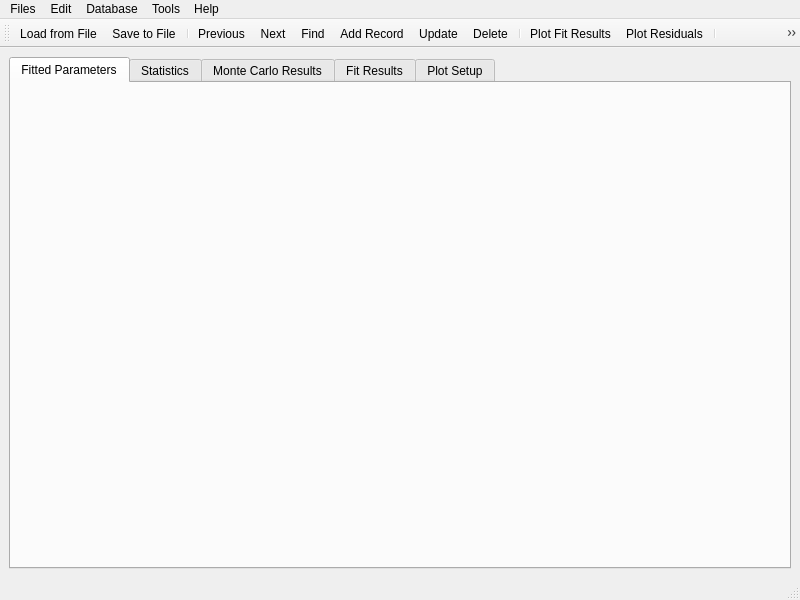
This is gfshell2/dialogs/FitResultsWindow.ui in gemshub/gemsfits as Qt 5 draws it before an edit. The edited form follows.
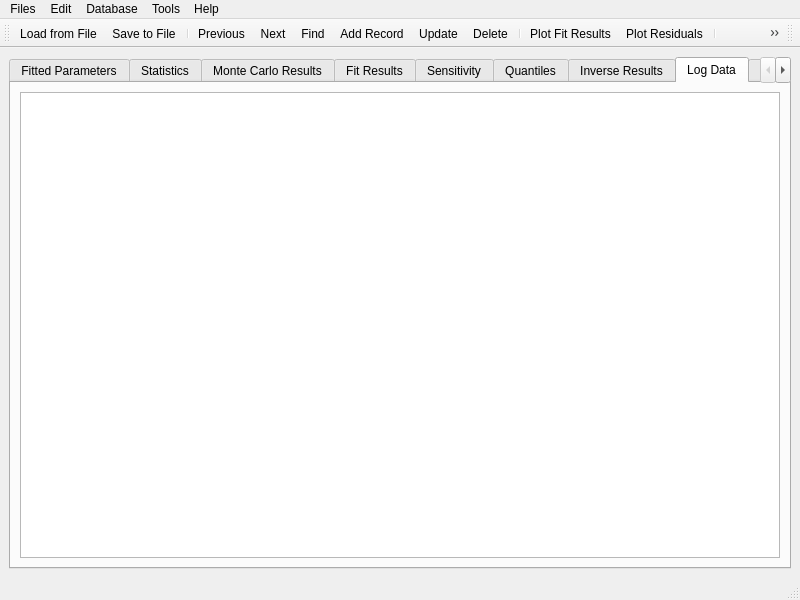
This is the edited form. The open tabs and pages were chosen to show the change. Icons and pictures are not drawn.

Commit message: Added Show Result command

The edit to the form file:
```diff
--- a/gfshell2/dialogs/FitResultsWindow.ui
+++ b/gfshell2/dialogs/FitResultsWindow.ui
@@ -48,7 +48,35 @@
        <attribute name="title">
         <string>Fit Results</string>
        </attribute>
-       <layout class="QHBoxLayout" name="horizontalLayout"/>
+       <layout class="QVBoxLayout" name="verticalLayout_6"/>
+      </widget>
+      <widget class="QWidget" name="tabSensitivity">
+       <attribute name="title">
+        <string>Sensitivity</string>
+       </attribute>
+       <layout class="QVBoxLayout" name="verticalLayout_7"/>
+      </widget>
+      <widget class="QWidget" name="tabQuantiles">
+       <attribute name="title">
+        <string>Quantiles</string>
+       </attribute>
+       <layout class="QVBoxLayout" name="verticalLayout_8"/>
+      </widget>
+      <widget class="QWidget" name="tabInverse">
+       <attribute name="title">
+        <string>Inverse Results</string>
+       </attribute>
+       <layout class="QVBoxLayout" name="verticalLayout_9"/>
+      </widget>
+      <widget class="QWidget" name="tabLog">
+       <attribute name="title">
+        <string>Log Data</string>
+       </attribute>
+       <layout class="QVBoxLayout" name="verticalLayout_3">
+        <item>
+         <widget class="QTextEdit" name="textEdit"/>
+        </item>
+       </layout>
       </widget>
       <widget class="QWidget" name="tabPlotData">
        <attribute name="title">
@@ -156,6 +184,17 @@
    <addaction name="separator"/>
    <addaction name="actionAbout_Results_window"/>
   </widget>
+  <widget class="QToolBar" name="toolBarKey">
+   <property name="windowTitle">
+    <string>toolBar_2</string>
+   </property>
+   <attribute name="toolBarArea">
+    <enum>TopToolBarArea</enum>
+   </attribute>
+   <attribute name="toolBarBreak">
+    <bool>false</bool>
+   </attribute>
+  </widget>
   <action name="actionOpen_File">
    <property name="icon">
     <iconset resource="../fgui.qrc">
```
Left out of the diff: 4 changed lines with no effect on the pictures. The commit also changes 11 other files.
